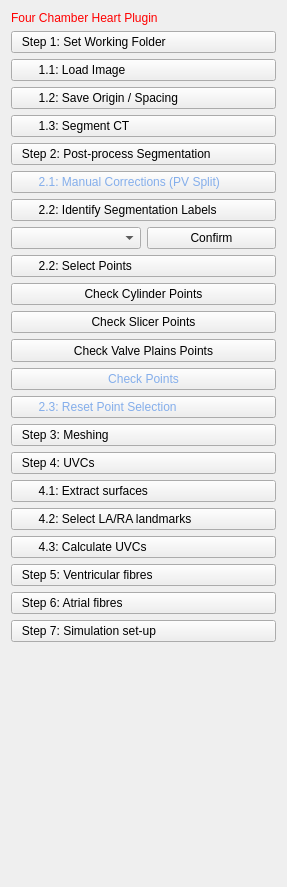
This is CemrgApp/Plugins/kcl.cemrgapp.fourchamber/src/internal/FourChamberViewControls.ui in RosieBarrows/CemrgApp as Qt 5 draws it before an edit. The edited form follows.
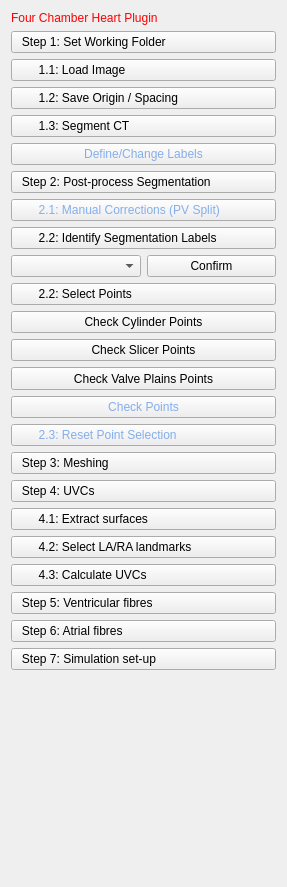
This is the edited form.

Commit message: complete_labels_beginning

Patch:
```diff
--- a/CemrgApp/Plugins/kcl.cemrgapp.fourchamber/src/internal/FourChamberViewControls.ui
+++ b/CemrgApp/Plugins/kcl.cemrgapp.fourchamber/src/internal/FourChamberViewControls.ui
@@ -70,6 +70,16 @@
      </property>
     </widget>
    </item>
+   <item>
+    <widget class="QPushButton" name="button_define_labels">
+     <property name="styleSheet">
+      <string notr="true"> color: rgb(132, 174, 235);</string>
+     </property>
+     <property name="text">
+      <string>Define/Change Labels</string>
+     </property>
+    </widget>
+   </item>
    <item>
     <widget class="QPushButton" name="button_prepseg">
      <property name="styleSheet">
```
The commit also changes 6 other files.
